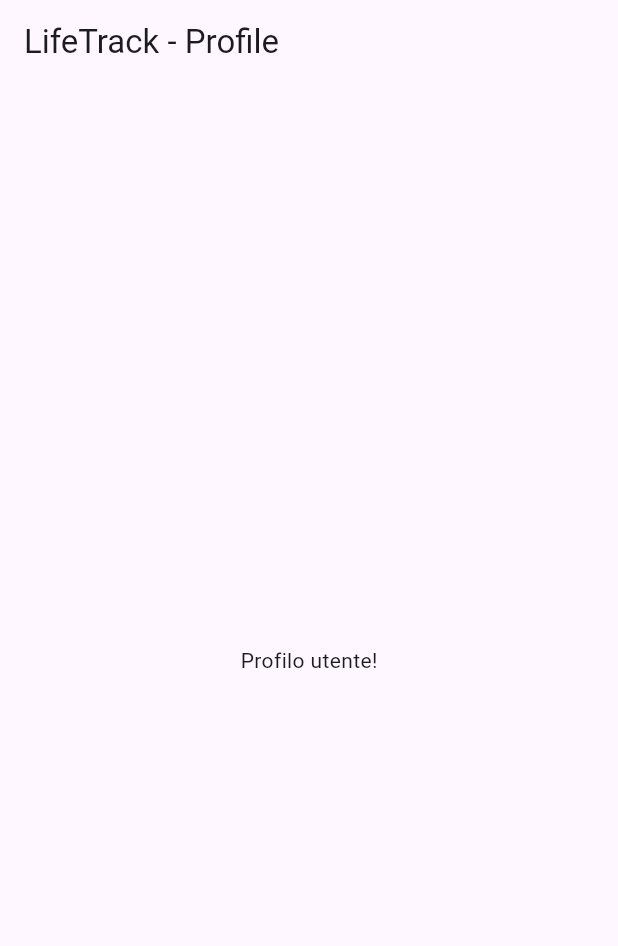
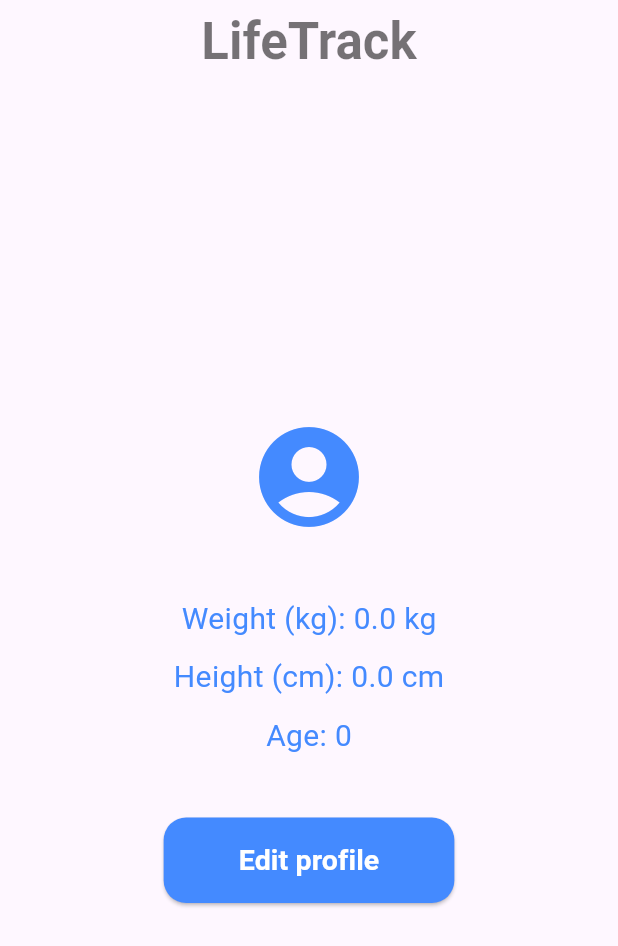
Before and after one commit to marika456/lifetrack, a Flutter app: the ProfilePage screen opened directly, on a phone screen of 412 x 824 dp. Shown: the top 946 px of the screen. Run offline on Flutter 3.47's test engine with Material 3 defaults, Android fonts, the light colour scheme and no system bars; our stand-ins replace flutter_riverpod, sqflite; accounts and stored records are empty.

Commit message:
Implementata ProfilePage e persistenza dei dati profilo utente

```diff
--- a/lib/UI/pages/profile_page.dart
+++ b/lib/UI/pages/profile_page.dart
@@ -1,17 +1,71 @@
 import 'package:flutter/material.dart';
+import 'package:flutter_riverpod/flutter_riverpod.dart';
+import 'package:lifetrack/UI/pages/fitness_plan_page.dart';
+import 'package:lifetrack/constants.dart';
+import 'package:lifetrack/localization/app_localizations.dart';
+import 'package:lifetrack/model/user_provider.dart';
 
-class ProfilePage extends StatelessWidget {
+class ProfilePage extends ConsumerWidget {
   const ProfilePage({super.key});
 
   @override
-  Widget build(BuildContext context) {
+  Widget build(BuildContext context, WidgetRef ref) {
+    final user = ref.watch(userProvider);
+    final local = AppLocalizations.of(context)!;
+
     return Scaffold(
       appBar: AppBar(
-        title: const Text("LifeTrack - Profile"),
+        title: Text(
+            Constants.APP_NAME,
+          style: TextStyle(fontSize: 34, fontWeight: FontWeight.bold, color: Colors.black54),
+        ),
+        centerTitle: true,
       ),
-      body: const Center(
-        child: Text("Profilo utente!"),
+      body: Center(
+        child: Padding(padding: const EdgeInsets.all(20),
+        child: Column(
+          mainAxisSize: MainAxisSize.min,
+        children: [
+          const Icon(Icons.account_circle, size: 80, color: Colors.blueAccent),
+          const SizedBox(height: 40),
+
+          Text(
+            "${local.translate('weight_label')}: ${user.weight} kg",
+            style: const TextStyle(fontSize: 20, color: Colors.blueAccent),
+          ),
+          const SizedBox(height: 10),
+
+          Text(
+            "${local.translate('height_label')}: ${user.height} cm",
+            style: const TextStyle(fontSize: 20, color: Colors.blueAccent),
+          ),
+          const SizedBox(height: 10),
+
+          Text(
+            "${local.translate('age_label')}: ${user.age}",
+            style: const TextStyle(fontSize: 20, color: Colors.blueAccent),
+          ),
+          const SizedBox(height: 40),
+        ElevatedButton(
+            onPressed: () {
+              Navigator.of(context).push(
+                MaterialPageRoute(builder: (context) => const FitnessPlanPage()),
+              );
+            },
+          style: ElevatedButton.styleFrom(
+          backgroundColor: Colors.blueAccent,
+          padding: const EdgeInsets.symmetric(vertical: 15, horizontal: 50),
+          shape: RoundedRectangleBorder(borderRadius: BorderRadius.circular(15)),
+        ),
+            child: Text(AppLocalizations.of(context)!.translate('edit_profile'),
+              style: TextStyle(fontSize: 19, fontWeight: FontWeight.bold, color: Colors.white),
+
+            ),
+        ),
+        ],
       ),
+    ),
+    ),
     );
   }
 }
--- a/lib/main.dart
+++ b/lib/main.dart
@@ -7,6 +7,7 @@ import 'UI/pages/home_page.dart';
 import 'UI/pages/profile_page.dart';
 import 'UI/pages/tips_page.dart';
 import 'package:flutter_riverpod/flutter_riverpod.dart';
+import 'package:lifetrack/model/user_provider.dart';
 
 
 void main() {
@@ -17,12 +18,15 @@ void main() {
   );
 }
 
-class MyApp extends StatelessWidget {
+class MyApp extends ConsumerWidget {
   const MyApp({super.key});
 
 
   @override
-  Widget build(BuildContext context) {
+  Widget build(BuildContext context, WidgetRef ref) {
+
+    final userProfile = ref.watch(userProvider);
+
     return MaterialApp(
       title: Constants.APP_NAME,
       localizationsDelegates: [
@@ -34,7 +38,7 @@ class MyApp extends StatelessWidget {
         Locale('it', ''),
         Locale('en', ''),
       ],
-      home: const LandingPage(),
+      home: userProfile.weight == 0 ? const LandingPage() : const MainScreen(),
     );
   }
 }
--- a/localizable/en.json
+++ b/localizable/en.json
@@ -25,5 +25,6 @@
   "enter_grams": "Enter grams",
   "cancel": "Cancel",
   "add": "Add",
-  "invalid_grams": "Invalid grams"
+  "invalid_grams": "Invalid grams",
+  "edit_profile": "Edit profile"
 }
--- a/localizable/it.json
+++ b/localizable/it.json
@@ -25,5 +25,6 @@
   "enter_grams": "Inserisci grammi",
   "cancel": "Annulla",
   "add": "Aggiungi",
-  "invalid_grams": "Inserisci un numero valido"
+  "invalid_grams": "Inserisci un numero valido",
+  "edit_profile": "Modifica profilo"
 }
```
Also changed, not shown: lib/UI/pages/home_page.dart (+11 -6 lines), lib/UI/pages/profile_setup_page.dart (+9 -4 lines), lib/model/db_manager.dart (+51 -4 lines), lib/model/user_model.dart (added, +69 -0 lines), lib/model/user_provider.dart (+46 -49 lines).
